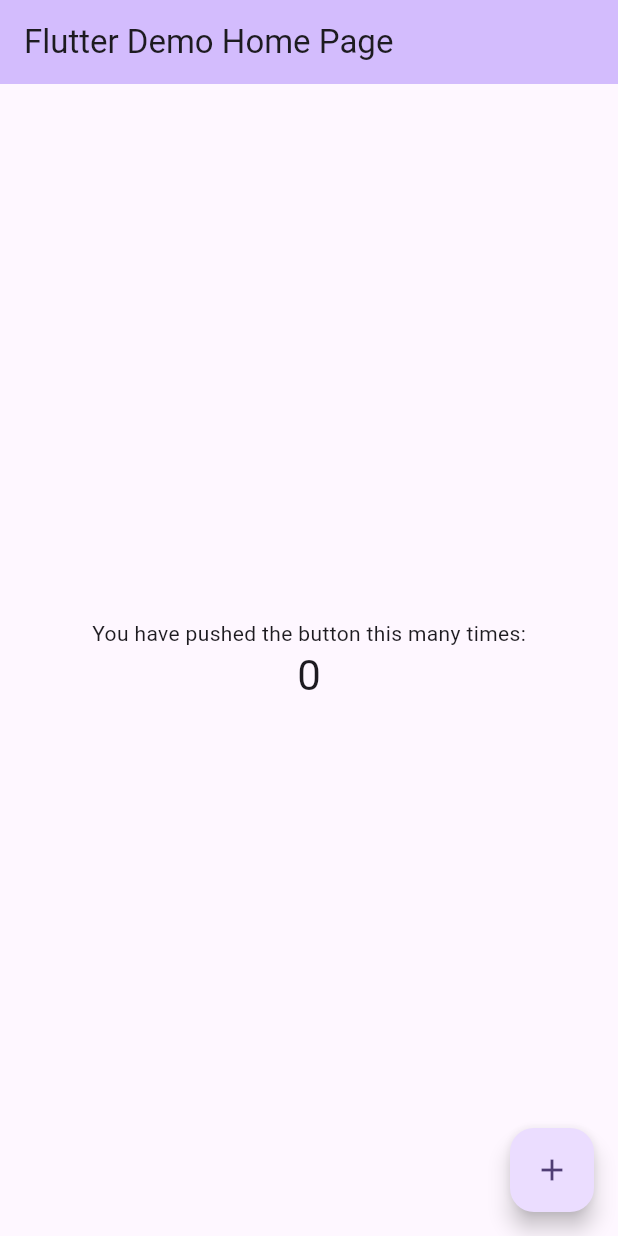
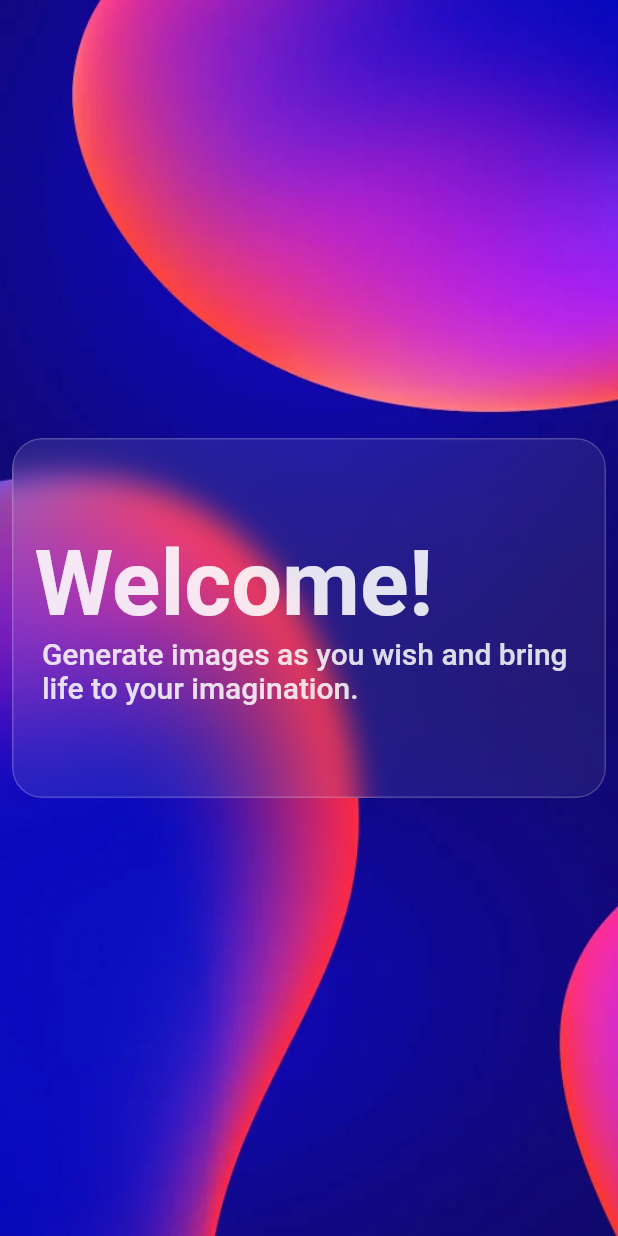
Before and after one commit to madhan-vm/floverreps, a Flutter app: the screen it shows after launch, on a phone screen of 412 x 824 dp. Run offline on Flutter 3.47's test engine with Material 2 defaults, Android fonts, the phone set to English and light mode, and no system bars.

Commit message:
Home screen GlassMorphism

```diff
--- a/img_generator/lib/main.dart
+++ b/img_generator/lib/main.dart
@@ -1,125 +1,9 @@
 import 'package:flutter/material.dart';
+import 'package:img_generator/screens/home_screen.dart';
 
 void main() {
-  runApp(const MyApp());
+  runApp(const MaterialApp(
+    debugShowCheckedModeBanner: false,
+    home: HomeScreen(),
+  ));
 }
-
-class MyApp extends StatelessWidget {
-  const MyApp({super.key});
-
-  // This widget is the root of your application.
-  @override
-  Widget build(BuildContext context) {
-    return MaterialApp(
-      title: 'Flutter Demo',
-      theme: ThemeData(
-        // This is the theme of your application.
-        //
-        // TRY THIS: Try running your application with "flutter run". You'll see
-        // the application has a blue toolbar. Then, without quitting the app,
-        // try changing the seedColor in the colorScheme below to Colors.green
-        // and then invoke "hot reload" (save your changes or press the "hot
-        // reload" button in a Flutter-supported IDE, or press "r" if you used
-        // the command line to start the app).
-        //
-        // Notice that the counter didn't reset back to zero; the application
-        // state is not lost during the reload. To reset the state, use hot
-        // restart instead.
-        //
-        // This works for code too, not just values: Most code changes can be
-        // tested with just a hot reload.
-        colorScheme: ColorScheme.fromSeed(seedColor: Colors.deepPurple),
-        useMaterial3: true,
-      ),
-      home: const MyHomePage(title: 'Flutter Demo Home Page'),
-    );
-  }
-}
-
-class MyHomePage extends StatefulWidget {
-  const MyHomePage({super.key, required this.title});
-
-  // This widget is the home page of your application. It is stateful, meaning
-  // that it has a State object (defined below) that contains fields that affect
-  // how it looks.
-
-  // This class is the configuration for the state. It holds the values (in this
-  // case the title) provided by the parent (in this case the App widget) and
-  // used by the build method of the State. Fields in a Widget subclass are
-  // always marked "final".
-
-  final String title;
-
-  @override
-  State<MyHomePage> createState() => _MyHomePageState();
-}
-
-class _MyHomePageState extends State<MyHomePage> {
-  int _counter = 0;
-
-  void _incrementCounter() {
-    setState(() {
-      // This call to setState tells the Flutter framework that something has
-      // changed in this State, which causes it to rerun the build method below
-      // so that the display can reflect the updated values. If we changed
-      // _counter without calling setState(), then the build method would not be
-      // called again, and so nothing would appear to happen.
-      _counter++;
-    });
-  }
-
-  @override
-  Widget build(BuildContext context) {
-    // This method is rerun every time setState is called, for instance as done
-    // by the _incrementCounter method above.
-    //
-    // The Flutter framework has been optimized to make rerunning build methods
-    // fast, so that you can just rebuild anything that needs updating rather
-    // than having to individually change instances of widgets.
-    return Scaffold(
-      appBar: AppBar(
-        // TRY THIS: Try changing the color here to a specific color (to
-        // Colors.amber, perhaps?) and trigger a hot reload to see the AppBar
-        // change color while the other colors stay the same.
-        backgroundColor: Theme.of(context).colorScheme.inversePrimary,
-        // Here we take the value from the MyHomePage object that was created by
-        // the App.build method, and use it to set our appbar title.
-        title: Text(widget.title),
-      ),
-      body: Center(
-        // Center is a layout widget. It takes a single child and positions it
-        // in the middle of the parent.
-        child: Column(
-          // Column is also a layout widget. It takes a list of children and
-          // arranges them vertically. By default, it sizes itself to fit its
-          // children horizontally, and tries to be as tall as its parent.
-          //
-          // Column has various properties to control how it sizes itself and
-          // how it positions its children. Here we use mainAxisAlignment to
-          // center the children vertically; the main axis here is the vertical
-          // axis because Columns are vertical (the cross axis would be
-          // horizontal).
-          //
-          // TRY THIS: Invoke "debug painting" (choose the "Toggle Debug Paint"
-          // action in the IDE, or press "p" in the console), to see the
-          // wireframe for each widget.
-          mainAxisAlignment: MainAxisAlignment.center,
-          children: <Widget>[
-            const Text(
-              'You have pushed the button this many times:',
-            ),
-            Text(
-              '$_counter',
-              style: Theme.of(context).textTheme.headlineMedium,
-            ),
-          ],
-        ),
-      ),
-      floatingActionButton: FloatingActionButton(
-        onPressed: _incrementCounter,
-        tooltip: 'Increment',
-        child: const Icon(Icons.add),
-      ), // This trailing comma makes auto-formatting nicer for build methods.
-    );
-  }
-}
--- /dev/null
+++ b/img_generator/lib/screens/home_screen.dart
@@ -0,0 +1,25 @@
+import 'package:flutter/material.dart';
+import 'package:img_generator/widgets/glass_box.dart';
+
+class HomeScreen extends StatelessWidget {
+  const HomeScreen({super.key});
+
+  @override
+  Widget build(BuildContext context) {
+    return Scaffold(
+      body: Container(
+        decoration: const BoxDecoration(
+          image: DecorationImage(
+            image: AssetImage('assets/img/pxfuel.jpg'),
+            fit: BoxFit.cover,
+          ),
+        ),
+        child: Center(
+            child: GlassBox(
+          width: MediaQuery.of(context).size.width,
+          height: 240,
+        )),
+      ),
+    );
+  }
+}
--- /dev/null
+++ b/img_generator/lib/widgets/glass_box.dart
@@ -0,0 +1,74 @@
+import 'dart:ui';
+
+import 'package:flutter/material.dart';
+
+final _borderRadius = BorderRadius.circular(20);
+
+class GlassBox extends StatelessWidget {
+  final width;
+  final double height;
+
+  const GlassBox({
+    super.key,
+    required this.height,
+    required this.width,
+  });
+
+  @override
+  Widget build(BuildContext context) {
+    return Padding(
+      padding: const EdgeInsets.all(8.0),
+      child: ClipRRect(
+        borderRadius: _borderRadius,
+        child: SizedBox(
+          width: width,
+          height: height,
+          child: Stack(
+            alignment: AlignmentDirectional.topStart,
+            children: [
+              BackdropFilter(
+                filter: ImageFilter.blur(
+                  sigmaX: 10,
+                  sigmaY: 10,
+                ),
+                child: Container(),
+              ),
+              Container(
+                decoration: BoxDecoration(
+                    border: Border.all(color: Colors.white.withOpacity(0.2)),
+                    borderRadius: _borderRadius,
+                    gradient: LinearGradient(
+                      colors: [
+                        Colors.white.withOpacity(0.1),
+                        Colors.grey.withOpacity(0.1),
+                      ],
+                      begin: Alignment.topLeft,
+                      end: Alignment.bottomRight,
+                    )),
+              ),
+              Container(
+                child: const Column(
+                  mainAxisAlignment: MainAxisAlignment.center,
+                  crossAxisAlignment: CrossAxisAlignment.start,
+                children: [
+                  Text(
+                    ' Welcome!',
+                    style: TextStyle(
+                        fontSize: 60,
+                        color: Color.fromARGB(224, 255, 255, 255),
+                        fontWeight: FontWeight.w600),
+                  ),
+                  Text('    Generate images as you wish and bring\n    life to your imagination.',style: TextStyle(
+                          fontSize: 20,
+                          color: Color.fromARGB(216, 255, 255, 255),
+                          fontWeight: FontWeight.w500),)
+                ],
+              ),
+              ),
+            ],
+          ),
+        ),
+      ),
+    );
+  }
+}
--- a/img_generator/pubspec.yaml
+++ b/img_generator/pubspec.yaml
@@ -59,8 +59,9 @@ flutter:
   uses-material-design: true
 
   # To add assets to your application, add an assets section, like this:
-  # assets:
-  #   - images/a_dot_burr.jpeg
+  assets:
+    - assets/img/grad.jpg
+    - assets/img/pxfuel.jpg
   #   - images/a_dot_ham.jpeg
 
   # An image asset can refer to one or more resolution-specific "variants", see
```
Also changed, not shown: img_generator/assets/img/grad.jpg (added), img_generator/assets/img/pxfuel.jpg (added).
